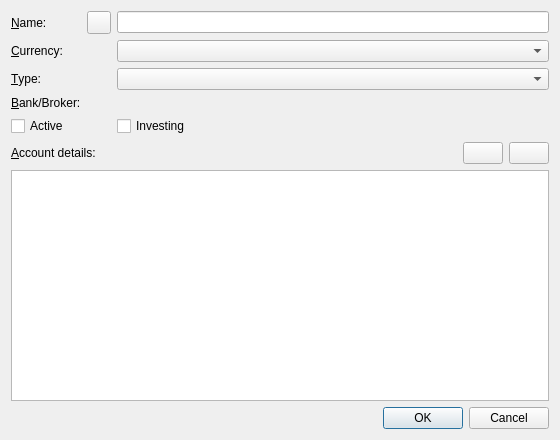
Old version of the form jal/ui/account_edit_dlg.ui in the repository titov-vv/jal.
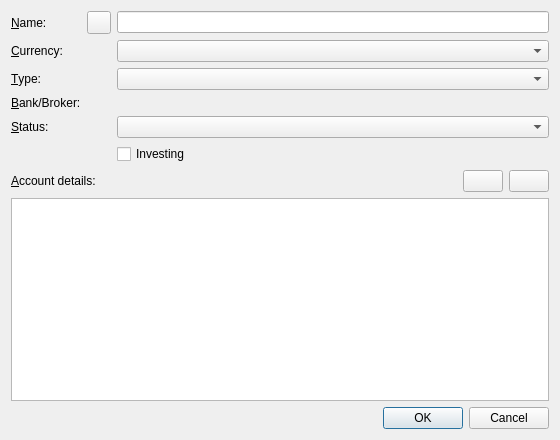
New version of the form. Custom widgets are drawn as their Qt base class.

Commit message: Account 'active' flag replaced with a three-state status (closed/background/active).

```diff
--- a/jal/ui/account_edit_dlg.ui
+++ b/jal/ui/account_edit_dlg.ui
@@ -42,7 +42,7 @@
         </property>
        </widget>
       </item>
-      <item row="4" column="2">
+      <item row="5" column="2">
        <widget class="QCheckBox" name="InvestingCheck">
         <property name="text">
          <string>Investing</string>
@@ -70,12 +70,18 @@
        </widget>
       </item>
       <item row="4" column="0">
-       <widget class="QCheckBox" name="ActiveCheck">
+       <widget class="QLabel" name="StatusLbl">
         <property name="text">
-         <string>Active</string>
+         <string>&amp;Status:</string>
+        </property>
+        <property name="buddy">
+         <cstring>StatusCombo</cstring>
         </property>
        </widget>
       </item>
+      <item row="4" column="2" colspan="4">
+       <widget class="AccountStatusComboBox" name="StatusCombo"/>
+      </item>
       <item row="3" column="0">
        <widget class="QLabel" name="OrganizationLbl">
         <property name="text">
@@ -86,7 +92,7 @@
         </property>
        </widget>
       </item>
-      <item row="4" column="5">
+      <item row="5" column="5">
        <widget class="QLabel" name="ReconciledValue">
         <property name="toolTip">
          <string>Set automatically when this account is reconciled by an operation</string>
@@ -99,7 +105,7 @@
         </property>
        </widget>
       </item>
-      <item row="4" column="3">
+      <item row="5" column="3">
        <spacer name="horizontalSpacer">
         <property name="orientation">
          <enum>Qt::Orientation::Horizontal</enum>
@@ -250,6 +256,11 @@
    <extends>QComboBox</extends>
    <header>jal/constants.h</header>
   </customwidget>
+  <customwidget>
+   <class>AccountStatusComboBox</class>
+   <extends>QComboBox</extends>
+   <header>jal/constants.h</header>
+  </customwidget>
   <customwidget>
    <class>IconButton</class>
    <extends>QToolButton</extends>
```
Left out of the diff: 2 changed lines with no effect on the pictures. The commit also changes 34 other files.
